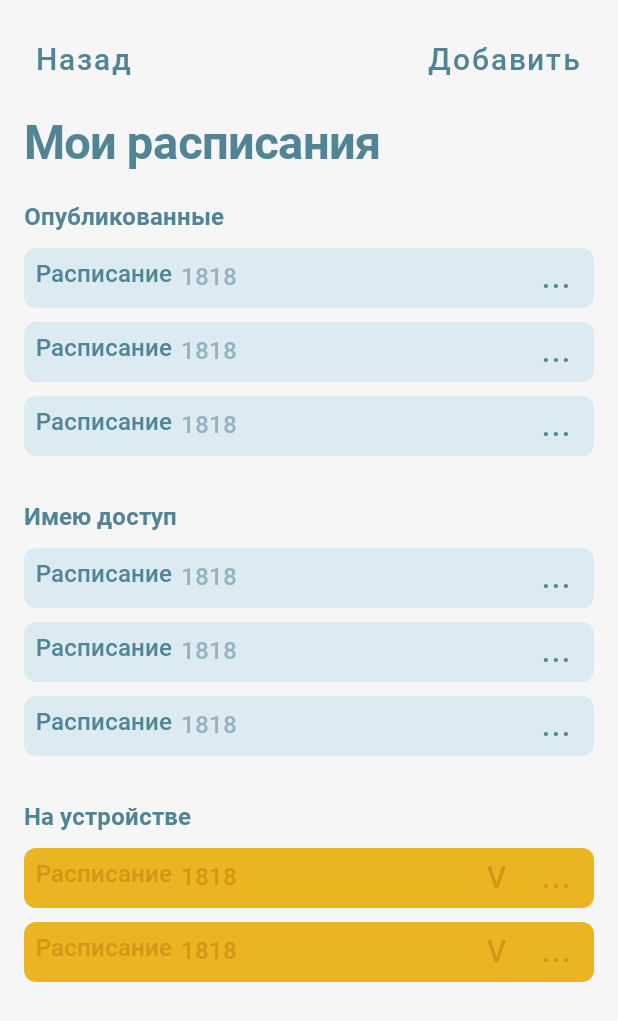
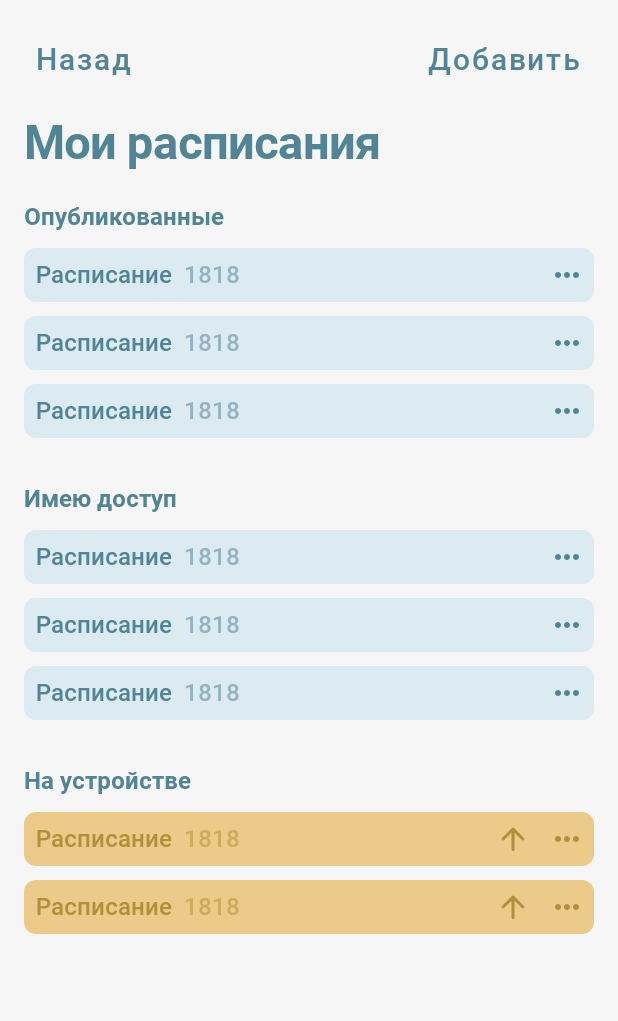
Before and after one commit to Null-Delta/StudRasp-Android, an Android app built with Jetpack Compose: the composable MyTimeTableView shown on its own in the app's theme, on a phone screen of 412 x 824 dp. Shown: the top 1021 px of the screen. Run offline under Robolectric (Android 15) with nearby library versions, the phone set to English and light mode, and no system bars; our stand-ins replace accompanist.

Commit message:
редизайн меню расписаний

```diff
--- a/app/build.gradle
+++ b/app/build.gradle
@@ -46,7 +46,7 @@ android {
 }
 
 dependencies {
-    implementation 'com.github.kittinunf.fuel:fuel:2.3.0'
+    implementation 'com.github.kittinunf.fuel:fuel:2.3.1'
 
     implementation 'androidx.core:core-ktx:1.6.0'
     implementation "androidx.compose.ui:ui:$compose_version"
@@ -56,7 +56,6 @@ dependencies {
     implementation 'androidx.activity:activity-compose:1.3.1'
     implementation "com.google.accompanist:accompanist-systemuicontroller:0.17.0"
     implementation "com.google.accompanist:accompanist-pager:0.18.0"
-    implementation "com.fasterxml.jackson.module:jackson-module-kotlin:2.13.+"
     implementation 'com.google.code.gson:gson:2.8.8'
     testImplementation 'junit:junit:4.13.2'
     androidTestImplementation 'androidx.test.ext:junit:1.1.3'
--- a/app/src/main/java/com/zednull/timetable/LoadListOfPartsActivity.kt
+++ b/app/src/main/java/com/zednull/timetable/LoadListOfPartsActivity.kt
@@ -25,7 +25,6 @@ import com.zednull.timetable.components.*
 import com.zednull.timetable.components.ui.AccountView
 import com.zednull.timetable.components.ui.MyTimeTableView
 import com.zednull.timetable.components.ui.PartEditorView
-import com.zednull.timetable.structure.ServerTimeTable
 import kotlinx.coroutines.InternalCoroutinesApi
 import java.util.*
 
--- a/app/src/main/java/com/zednull/timetable/components/AccountView.kt
+++ b/app/src/main/java/com/zednull/timetable/components/AccountView.kt
@@ -15,7 +15,6 @@ import androidx.compose.runtime.mutableStateOf
 import androidx.compose.runtime.remember
 import androidx.compose.ui.Alignment
 import androidx.compose.ui.Modifier
-import androidx.compose.ui.graphics.Color
 import androidx.compose.ui.platform.LocalContext
 import androidx.compose.ui.text.font.FontWeight
 import androidx.compose.ui.text.style.TextAlign
@@ -23,12 +22,9 @@ import androidx.compose.ui.tooling.preview.Preview
 import androidx.compose.ui.unit.dp
 import androidx.compose.ui.unit.sp
 import androidx.navigation.NavHostController
-import androidx.navigation.Navigation
 import com.google.accompanist.systemuicontroller.rememberSystemUiController
 import com.google.gson.Gson
-import com.zednull.timetable.AccountActivity
 import com.zednull.timetable.RegistrationActivity
-import com.zednull.timetable.structure.emptyTimeTable
 import com.zednull.timetable.structure.user
 import com.zednull.timetable.ui.theme.TimeTableTheme
 
--- a/app/src/main/java/com/zednull/timetable/components/Card.kt
+++ b/app/src/main/java/com/zednull/timetable/components/Card.kt
@@ -163,7 +163,8 @@ fun Card(date: Date, lesson: Lesson, state: CardState, time: LessonTime) {
                         color = if (state == CardState.active) MaterialTheme.colors.secondary else MaterialTheme.colors.primary,
                         fontSize = 14.sp,
                         fontFamily = MaterialTheme.typography.body1.fontFamily,
-                        fontWeight = FontWeight.Medium
+                        fontWeight = FontWeight.Medium,
+                        textAlign = TextAlign.End
                     )
                 }
             }
@@ -200,6 +201,6 @@ fun Card(date: Date, lesson: Lesson, state: CardState, time: LessonTime) {
 @Composable
 fun preview() {
     TimeTableTheme() {
-        Card(date = Date(), lesson = Lesson("Дискретка","Жук А.С.","А205","Лк", LessonNumber = null), state = CardState.active, LessonTime(0,0))
+        Card(date = Date(), lesson = Lesson("Дискретка","анимешка рандомная","дача моргена","гайд по геншину", LessonNumber = null), state = CardState.active, LessonTime(0,0))
     }
 }
--- a/app/src/main/java/com/zednull/timetable/components/LoadTimeTableView.kt
+++ b/app/src/main/java/com/zednull/timetable/components/LoadTimeTableView.kt
@@ -24,7 +24,6 @@ import androidx.compose.ui.tooling.preview.Preview
 import androidx.compose.ui.unit.IntOffset
 import androidx.compose.ui.unit.dp
 import androidx.compose.ui.unit.sp
-import com.fasterxml.jackson.module.kotlin.jacksonObjectMapper
 import com.github.kittinunf.fuel.Fuel
 import com.github.kittinunf.fuel.core.Parameters
 import com.github.kittinunf.fuel.core.extensions.jsonBody
@@ -115,7 +114,7 @@ fun LoadTimeTableView(loadTable: MutableState<TimeTableStructure>) {
 
                     .responseString { request, response, result ->
                         //Log.i("test", result.get())
-                        var request: requestStruct = jacksonObjectMapper().readValue(result.get(),requestStruct::class.java)
+                        var request: requestStruct = Gson().fromJson(result.get(),requestStruct::class.java)
                         if(request.error.code != 0) {
 
                             errorText.value = request.error.message
--- a/app/src/main/java/com/zednull/timetable/components/MyTimeTableViev.kt
+++ b/app/src/main/java/com/zednull/timetable/components/MyTimeTableViev.kt
@@ -6,10 +6,8 @@ import android.content.SharedPreferences
 import android.util.Log
 import androidx.activity.compose.rememberLauncherForActivityResult
 import androidx.activity.result.contract.ActivityResultContracts
-import androidx.compose.foundation.background
+import androidx.compose.foundation.*
 import androidx.compose.foundation.layout.*
-import androidx.compose.foundation.rememberScrollState
-import androidx.compose.foundation.verticalScroll
 import androidx.compose.material.*
 import androidx.compose.runtime.Composable
 import androidx.compose.runtime.SideEffect
@@ -38,7 +36,10 @@ import androidx.compose.material.DropdownMenuItem
 import androidx.compose.material.Icon
 import androidx.compose.material.IconButton
 import androidx.compose.material.Text
+import androidx.compose.ui.Alignment
+import androidx.compose.ui.res.painterResource
 import com.zednull.timetable.LoadListOfPartsActivity
+import com.zednull.timetable.R
 
 
 enum class MyTimeTableState {
@@ -50,11 +51,13 @@ enum class MyTimeTableState {
 fun DrawTable(state: MyTimeTableState)
 {
     val isPressed = remember { mutableStateOf(false) }
+    var expan = remember { mutableStateOf(false) }
+
     Row (
         modifier = Modifier
             .padding(16.dp, 0.dp, 16.dp, 9.dp)
             .fillMaxWidth()
-            .height(40.dp)
+            .height(36.dp)
             .background(
                 if (state == MyTimeTableState.global || state == MyTimeTableState.local)
                     MaterialTheme.colors.secondary
@@ -90,7 +93,8 @@ fun DrawTable(state: MyTimeTableState)
                 color = if (state == MyTimeTableState.global || state == MyTimeTableState.local) MaterialTheme.colors.primary else MaterialTheme.colors.primaryVariant,
                 textAlign = TextAlign.Left,
                 modifier = Modifier
-                    .padding(8.dp, 8.dp, 6.dp, 0.dp)
+                    .padding(8.dp, 0.dp, 8.dp, 0.dp)
+                    .align(Alignment.CenterVertically)
             )
 
         Text(
@@ -99,10 +103,11 @@ fun DrawTable(state: MyTimeTableState)
             fontSize = 16.sp,
             fontFamily = MaterialTheme.typography.body1.fontFamily,
             fontWeight = FontWeight.Medium,
-            color =  if (state == MyTimeTableState.global || state == MyTimeTableState.local) MaterialTheme.colors.onSecondary else Color(0xFFD79515),// закончились варианты цветов
+            color =  if (state == MyTimeTableState.global || state == MyTimeTableState.local) MaterialTheme.colors.onSecondary else MaterialTheme.colors.onError,
             textAlign = TextAlign.Left,
             modifier = Modifier
-                .padding(0.dp, 10.dp, 0.dp, 0.dp)
+                .padding(0.dp, 0.dp, 0.dp, 0.dp)
+                .align(Alignment.CenterVertically)
         )
 
         Spacer(
@@ -113,78 +118,89 @@ fun DrawTable(state: MyTimeTableState)
 
         if (state == MyTimeTableState.changed)
         {
-            TextButton(modifier = Modifier
-                .width(30.dp)
-                .padding(0.dp, 0.dp, 0.dp, 0.dp),
-                onClick = {
-                    // в редактор
-                }
-            )
-            {
-                Text(
-                    modifier = Modifier
-                        .width(20.dp)
-                        .padding(0.dp, 0.dp, 0.dp, 0.dp),
-                    text = "V",
-                    fontFamily = MaterialTheme.typography.body1.fontFamily,
-                    fontWeight = FontWeight.Medium,
-                    fontSize = 20.sp,
-                    color = if (state == MyTimeTableState.global || state == MyTimeTableState.local) MaterialTheme.colors.primary else MaterialTheme.colors.primaryVariant
+            IconButton(
+                onClick = { /*TODO*/ },
+                modifier = Modifier
+                    .width(36.dp)
+                    .height(36.dp)
+                    .background(Color.Transparent, MaterialTheme.shapes.medium)
+            ) {
+                Icon(
+                    painter = painterResource(id = R.drawable.upload),
+                    contentDescription = null,
+                    tint = MaterialTheme.colors.primaryVariant
                 )
             }
         }
 
 
-            var expan = remember { mutableStateOf(false) }
             Box(modifier = Modifier
-                .width(50.dp)
+                .width(36.dp)
+                .height(36.dp)
                 .padding(0.dp, 0.dp, 0.dp, 0.dp),) {
-                /*
-                IconButton(onClick = { expan.value = true }) {
-                    Icon(Icons.Default.MoreVert, contentDescription = "Localized description")
-                }
-                 */
-                TextButton(onClick = { expan.value = true }) {
-                    Text(
-                        text = "...",
-                        fontFamily = MaterialTheme.typography.body1.fontFamily,
-                        fontWeight = FontWeight.Medium,
-                        fontSize = 20.sp,
-                        color = if (state == MyTimeTableState.global || state == MyTimeTableState.local) MaterialTheme.colors.primary else MaterialTheme.colors.primaryVariant
+
+                IconButton(
+                    onClick = { expan.value = true },
+                    modifier = Modifier
+                        .width(36.dp)
+                        .height(36.dp)
+                        .background(Color.Transparent, MaterialTheme.shapes.medium)
+                ) {
+                    Icon(
+                        painter = painterResource(id = R.drawable.ic_baseline_more_horiz_24),
+                        contentDescription = null,
+                        tint = if (state == MyTimeTableState.global || state == MyTimeTableState.local) MaterialTheme.colors.primary
+                        else MaterialTheme.colors.primaryVariant
                     )
                 }
                 DropdownMenu(
                     modifier = Modifier.background(
-                        if (state == MyTimeTableState.global || state == MyTimeTableState.local)
-                            MaterialTheme.colors.secondary
-                        else
-                            MaterialTheme.colors.secondaryVariant,
+                            MaterialTheme.colors.background,
                         MaterialTheme.shapes.medium
                     ),
                     expanded = expan.value,
                     onDismissRequest = { expan.value = false }
                 ) {
-                    DropdownMenuItem(onClick = { /* Handle refresh! */ }) {
-                        Text("Удалить")
+                    if (state != MyTimeTableState.global)
+                        DropdownMenuItem(onClick = {
+                            expan.value = false
+                        }) {
+                            Text(
+                                text = "Опубликовать",
+                                color = MaterialTheme.colors.primary,
+                                fontSize = 16.sp,
+                                fontFamily = MaterialTheme.typography.body1.fontFamily,
+                                fontWeight = FontWeight.Medium,
+                                textAlign = TextAlign.Center,
+                                )
                     }
-                    if (state != MyTimeTableState.global)
-                        DropdownMenuItem(onClick = { /* Handle settings! */ }) {
-                            Text("Опубликовать")
+                    DropdownMenuItem(onClick = {
+                        expan.value = false
+                    }) {
+                        Text(
+                            text = "Сделать текущим",
+                            color = MaterialTheme.colors.primary,
+                            fontSize = 16.sp,
+                            fontFamily = MaterialTheme.typography.body1.fontFamily,
+                            fontWeight = FontWeight.Medium,
+                            textAlign = TextAlign.Center,
+
+                            )
                     }
-                    DropdownMenuItem(onClick = { /* Handle send feedback! */ }) {
-                        Text("Сделать текущим")
+                    DropdownMenuItem(onClick = {
+                        expan.value = false
+                    }) {
+                        Text(
+                            text = "Удалить",
+                            color = Color.Red,
+                            fontSize = 16.sp,
+                            fontFamily = MaterialTheme.typography.body1.fontFamily,
+                            fontWeight = FontWeight.Medium,
+                            textAlign = TextAlign.Center,
+                        )
                     }
                 }
             }
-/*
-            Text(
-                text = "...",
-                fontFamily = MaterialTheme.typography.body1.fontFamily,
-                fontWeight = FontWeight.Medium,
-                fontSize = 20.sp,
-                color = if (state == MyTimeTableState.global || state == MyTimeTableState.local) MaterialTheme.colors.primary else MaterialTheme.colors.primaryVariant
-                )
-*/
     }
 }
 
--- a/app/src/main/java/com/zednull/timetable/structure/TimeTableStructure.kt
+++ b/app/src/main/java/com/zednull/timetable/structure/TimeTableStructure.kt
@@ -50,7 +50,7 @@ class error(var code: Int, var message: String) {
 
 }
 
-class requestStruct(var error: error, var timetable: requestTable?, var session: String?, var login: String?) {
+class requestStruct(var error: error, var timetable: requestTable?, var session: String?, var login: String?, var email: String?) {
 
 }
 
--- a/app/src/main/java/com/zednull/timetable/ui/theme/Color.kt
+++ b/app/src/main/java/com/zednull/timetable/ui/theme/Color.kt
@@ -8,9 +8,9 @@ val AppDisable = Color(0xFFDCEAF1)
 var AppEnableLight = Color(0x88518495)
 var AppDisableLight = Color(0xCCDCEAF1)
 
-var AppChangedGlobal = Color(0xFFD79515)
-var AppChangedGlobalText = Color(0xFFEBB423)
-var AppAlterChangedGlobalText = Color(0x88EBB423)
+var AppChangedGlobal = Color(0xFFB19037)
+var AppChangedGlobalText = Color(0xFFEBCA8A)
+var AppAlterChangedGlobalText = Color(0x88B19037)
 
 val AppBackgroundDark = Color(0xFF161616)
 val AppEnableDark = Color(0xFF7798AB)
--- a/app/src/main/java/com/zednull/timetable/ui/theme/Theme.kt
+++ b/app/src/main/java/com/zednull/timetable/ui/theme/Theme.kt
@@ -23,7 +23,8 @@ private val LightColorPalette = lightColors(
         onSecondary = AppEnableLight,
         onPrimary = AppDisableLight,
         primaryVariant = AppChangedGlobal,
-        secondaryVariant = AppChangedGlobalText
+        secondaryVariant = AppChangedGlobalText,
+        onError = AppAlterChangedGlobalText
 )
 
 @Composable
--- /dev/null
+++ b/app/src/main/res/drawable/ic_baseline_more_horiz_24.xml
@@ -0,0 +1,10 @@
+<vector xmlns:android="http://schemas.android.com/apk/res/android"
+    android:width="24dp"
+    android:height="24dp"
+    android:viewportWidth="24"
+    android:viewportHeight="24"
+    android:tint="#FFFFFFFF">
+  <path
+      android:fillColor="@android:color/white"
+      android:pathData="M6,10c-1.1,0 -2,0.9 -2,2s0.9,2 2,2 2,-0.9 2,-2 -0.9,-2 -2,-2zM18,10c-1.1,0 -2,0.9 -2,2s0.9,2 2,2 2,-0.9 2,-2 -0.9,-2 -2,-2zM12,10c-1.1,0 -2,0.9 -2,2s0.9,2 2,2 2,-0.9 2,-2 -0.9,-2 -2,-2z"/>
+</vector>
--- /dev/null
+++ b/app/src/main/res/drawable/upload.xml
@@ -0,0 +1,10 @@
+<vector xmlns:android="http://schemas.android.com/apk/res/android"
+    android:width="24dp"
+    android:height="24dp"
+    android:viewportWidth="24"
+    android:viewportHeight="24"
+    android:tint="#FFD79515">
+  <path
+      android:fillColor="#FFD79515"
+      android:pathData="M13,19V7.83l4.88,4.88c0.39,0.39 1.03,0.39 1.42,0 0.39,-0.39 0.39,-1.02 0,-1.41l-6.59,-6.59c-0.39,-0.39 -1.02,-0.39 -1.41,0l-6.6,6.58c-0.39,0.39 -0.39,1.02 0,1.41 0.39,0.39 1.02,0.39 1.41,0L11,7.83V19c0,0.55 0.45,1 1,1s1,-0.45 1,-1z"/>
+</vector>
--- a/settings.gradle
+++ b/settings.gradle
@@ -5,8 +5,8 @@ pluginManagement {
         mavenCentral()
     }
     plugins {
-        id 'com.android.application' version '7.1.0-alpha10'
-        id 'com.android.library' version '7.1.0-alpha10'
+        id 'com.android.application' version '7.1.0-alpha12'
+        id 'com.android.library' version '7.1.0-alpha12'
         id 'org.jetbrains.kotlin.android' version '1.5.10'
     }
 }
```
Also changed, not shown: app/src/main/java/com/zednull/timetable/RegistrationActivity.kt (+5 -3 lines), app/src/main/java/com/zednull/timetable/components/LoadListOfPartsView.kt (+4 -122 lines), gradle/wrapper/gradle-wrapper.properties.
